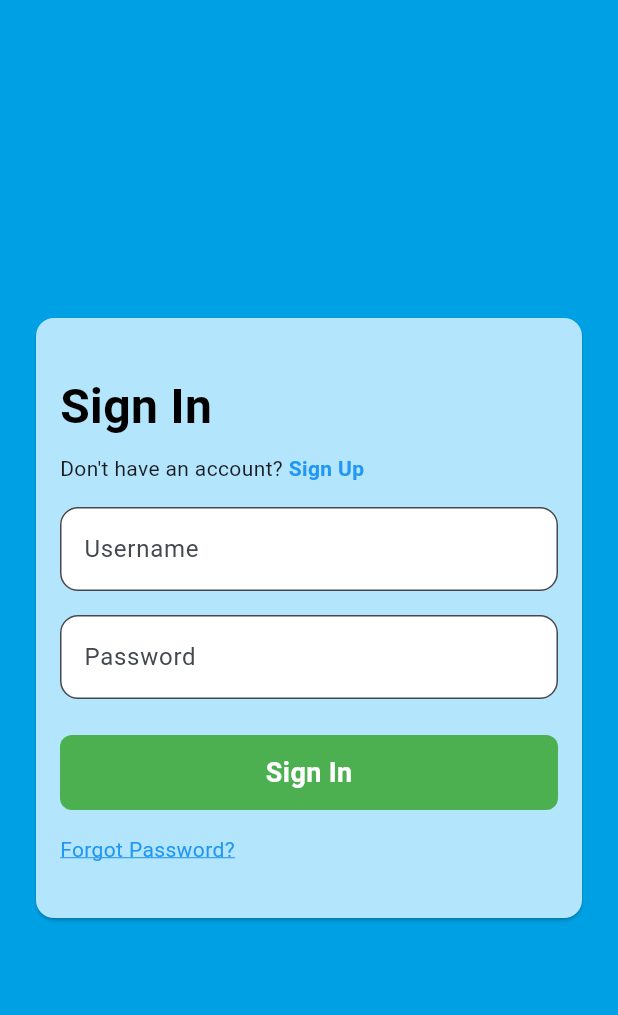
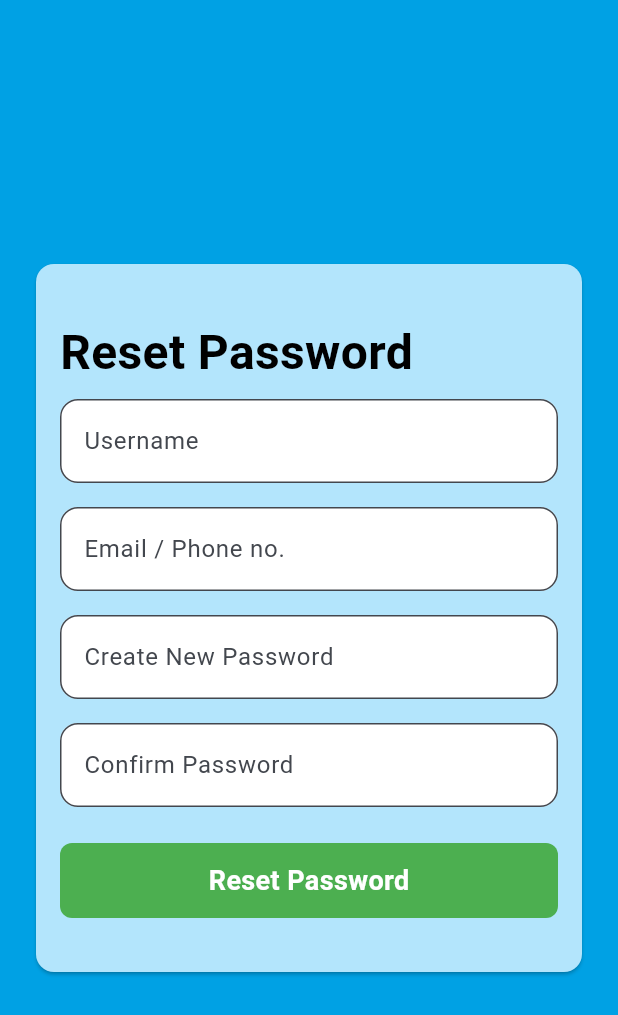
Before and after one commit to shivamkunkolikar/quiz_app, a Flutter app: the screen it shows after launch, after a tap on "Forgot Password?", on a phone screen of 412 x 824 dp. Shown: the top 1015 px of the screen. Run offline on Flutter 3.47's test engine with Material 3 defaults, Android fonts, the phone set to English and light mode, and no system bars; our stand-ins replace cloud_firestore, firebase_auth, firebase_core, shared_preferences; accounts and stored records are empty; network calls fail.

Commit message:
Added code file for forgotPassword page

```diff
--- /dev/null
+++ b/lib/forgot_password.dart
@@ -0,0 +1,153 @@
+import 'package:flutter/material.dart';
+import 'package:firebase_auth/firebase_auth.dart';
+
+class ForgotPasswordPage extends StatefulWidget {
+  @override
+  _ForgotPasswordPageState createState() => _ForgotPasswordPageState();
+}
+
+class _ForgotPasswordPageState extends State<ForgotPasswordPage> {
+  final _usernameController = TextEditingController();
+  final _emailPhoneController = TextEditingController();
+  final _newPasswordController = TextEditingController();
+  final _confirmPasswordController = TextEditingController();
+
+  final FirebaseAuth _auth = FirebaseAuth.instance;
+
+  void resetPassword() async {
+    String email = _emailPhoneController.text.trim();
+
+    if (_newPasswordController.text != _confirmPasswordController.text) {
+      ScaffoldMessenger.of(context).showSnackBar(
+        SnackBar(content: Text('Passwords do not match')),
+      );
+      return;
+    }
+
+    try {
+      await _auth.sendPasswordResetEmail(email: email);
+      ScaffoldMessenger.of(context).showSnackBar(
+        SnackBar(content: Text('Password reset email sent')),
+      );
+    } catch (e) {
+      ScaffoldMessenger.of(context).showSnackBar(
+        SnackBar(content: Text('Error: ${e.toString()}')),
+      );
+    }
+  }
+
+  @override
+  Widget build(BuildContext context) {
+    return Scaffold(
+      body: SingleChildScrollView(
+        child: Container(
+          width: double.infinity,
+          height: MediaQuery.of(context).size.height,
+          color: const Color(0xFF00A1E4),
+          child: Column(
+            mainAxisAlignment: MainAxisAlignment.center,
+            children: [
+              Card(
+                margin: const EdgeInsets.symmetric(horizontal: 24.0),
+                color: const Color(0xFFB3E5FC),
+                shape: RoundedRectangleBorder(
+                  borderRadius: BorderRadius.circular(12),
+                ),
+                child: Padding(
+                  padding: const EdgeInsets.all(16.0),
+                  child: Column(
+                    crossAxisAlignment: CrossAxisAlignment.start,
+                    children: [
+                      const SizedBox(height: 20),
+                      const Text(
+                        "Reset Password",
+                        style: TextStyle(
+                          fontSize: 32,
+                          fontWeight: FontWeight.bold,
+                          color: Colors.black,
+                        ),
+                      ),
+                      const SizedBox(height: 8),
+                      TextFormField(
+                        controller: _usernameController,
+                        decoration: const InputDecoration(
+                          labelText: "Username",
+                          filled: true,
+                          fillColor: Colors.white,
+                          border: OutlineInputBorder(
+                            borderRadius: BorderRadius.all(Radius.circular(12)),
+                          ),
+                        ),
+                      ),
+                      const SizedBox(height: 16),
+                      TextFormField(
+                        controller: _emailPhoneController,
+                        decoration: const InputDecoration(
+                          labelText: "Email / Phone no.",
+                          filled: true,
+                          fillColor: Colors.white,
+                          border: OutlineInputBorder(
+                            borderRadius: BorderRadius.all(Radius.circular(12)),
+                          ),
+                        ),
+                      ),
+                      const SizedBox(height: 16),
+                      TextFormField(
+                        controller: _newPasswordController,
+                        obscureText: true,
+                        decoration: const InputDecoration(
+                          labelText: "Create New Password",
+                          filled: true,
+                          fillColor: Colors.white,
+                          border: OutlineInputBorder(
+                            borderRadius: BorderRadius.all(Radius.circular(12)),
+                          ),
+                        ),
+                      ),
+                      const SizedBox(height: 16),
+                      TextFormField(
+                        controller: _confirmPasswordController,
+                        obscureText: true,
+                        decoration: const InputDecoration(
+                          labelText: "Confirm Password",
+                          filled: true,
+                          fillColor: Colors.white,
+                          border: OutlineInputBorder(
+                            borderRadius: BorderRadius.all(Radius.circular(12)),
+                          ),
+                        ),
+                      ),
+                      const SizedBox(height: 24),
+                      Material(
+                        color: Colors.green,
+                        borderRadius: BorderRadius.circular(8),
+                        child: InkWell(
+                          onTap: resetPassword,
+                          child: const SizedBox(
+                            height: 50,
+                            width: double.infinity,
+                            child: Center(
+                              child: Text(
+                                "Reset Password",
+                                style: TextStyle(
+                                  color: Colors.white,
+                                  fontSize: 18,
+                                  fontWeight: FontWeight.bold,
+                                ),
+                              ),
+                            ),
+                          ),
+                        ),
+                      ),
+                      const SizedBox(height: 20),
+                    ],
+                  ),
+                ),
+              ),
+            ],
+          ),
+        ),
+      ),
+    );
+  }
+}
--- a/lib/login_page.dart
+++ b/lib/login_page.dart
@@ -8,7 +8,7 @@ import 'package:cloud_firestore/cloud_firestore.dart';
 import 'package:quiz_app/func_utils.dart';
 import 'package:shared_preferences/shared_preferences.dart';
 import 'package:quiz_app/signup_page.dart'; // Import the sign-up page
-
+import 'package:quiz_app/forgot_password.dart';
 
 class LoginPage extends StatefulWidget {
   @override
@@ -191,6 +191,12 @@ class _LoginPageState extends State<LoginPage> {
                       GestureDetector(
                         onTap: () {
                           // Navigate to forgot password
+                            Navigator.push(
+                            context,
+                            MaterialPageRoute(
+                              builder: (context) => ForgotPasswordPage(),
+                            ),
+                            );
                         },
                         child: const Text(
                           "Forgot Password?",
--- a/pubspec.yaml
+++ b/pubspec.yaml
@@ -30,6 +30,8 @@ environment:
 dependencies:
   flutter:
     sdk: flutter
+  firebase_auth: ^5.1.4
+
 
 
   # The following adds the Cupertino Icons font to your application.
```
Also changed, not shown: pubspec.lock, 3 other files.
